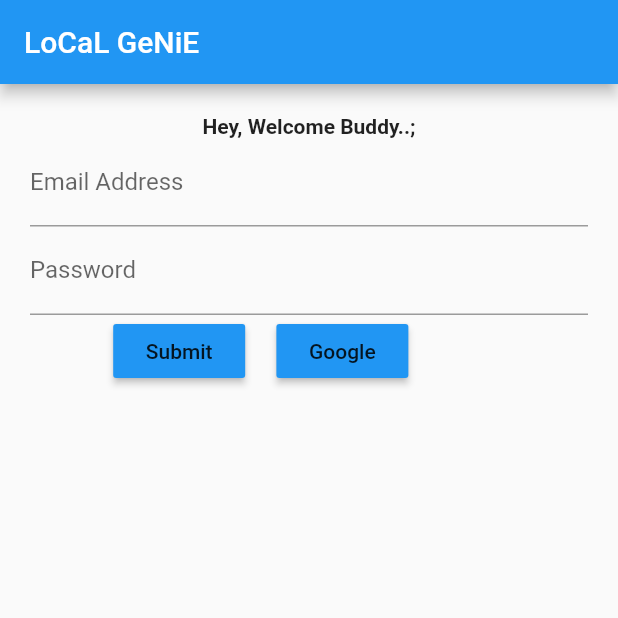
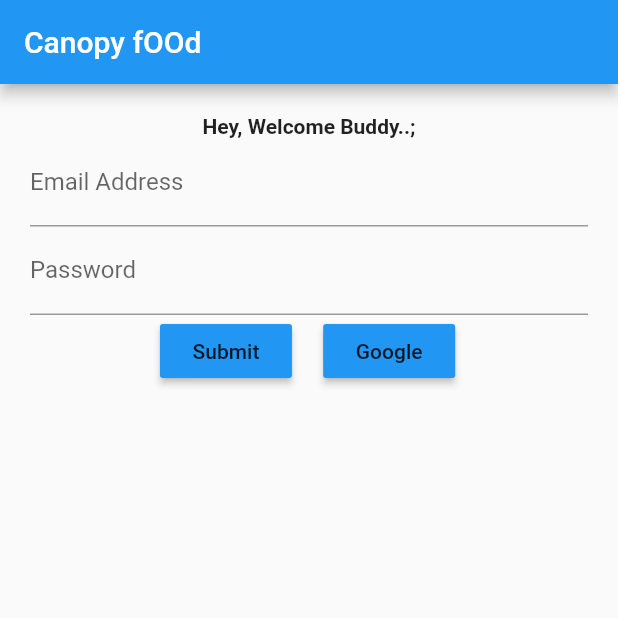
Before and after one commit to IamKaranamVamsi/Flutter, a Flutter app: the screen it shows after launch, after a tap on "Login", on a phone screen of 412 x 824 dp, the top half of it. Run offline on Flutter 3.47's test engine with Material 2 defaults, Android fonts, the phone set to English and light mode, and no system bars; our stand-ins replace cloud_firestore, firebase_auth, google_sign_in; accounts and stored records are empty.

Commit message:
Update loginscreen.dart

```diff
--- a/lib/src/screens/loginscreen.dart
+++ b/lib/src/screens/loginscreen.dart
@@ -21,7 +21,7 @@ class LoginScreenState extends State<LoginScreen> {
         //backgroundColor: Colors.tealAccent,
 
         appBar: AppBar(
-          title: Text("LoCaL GeNiE"),
+          title: Text("Canopy fOOd"),
         ),
 
         body: Container(
@@ -39,7 +39,7 @@ class LoginScreenState extends State<LoginScreen> {
                       Container(
                         child: Row(
                           children: <Widget>[
-                            Text("                "),
+                            Text("                         "),
                             submitField(),
                             Text("      "),
                             googleField(),
```
